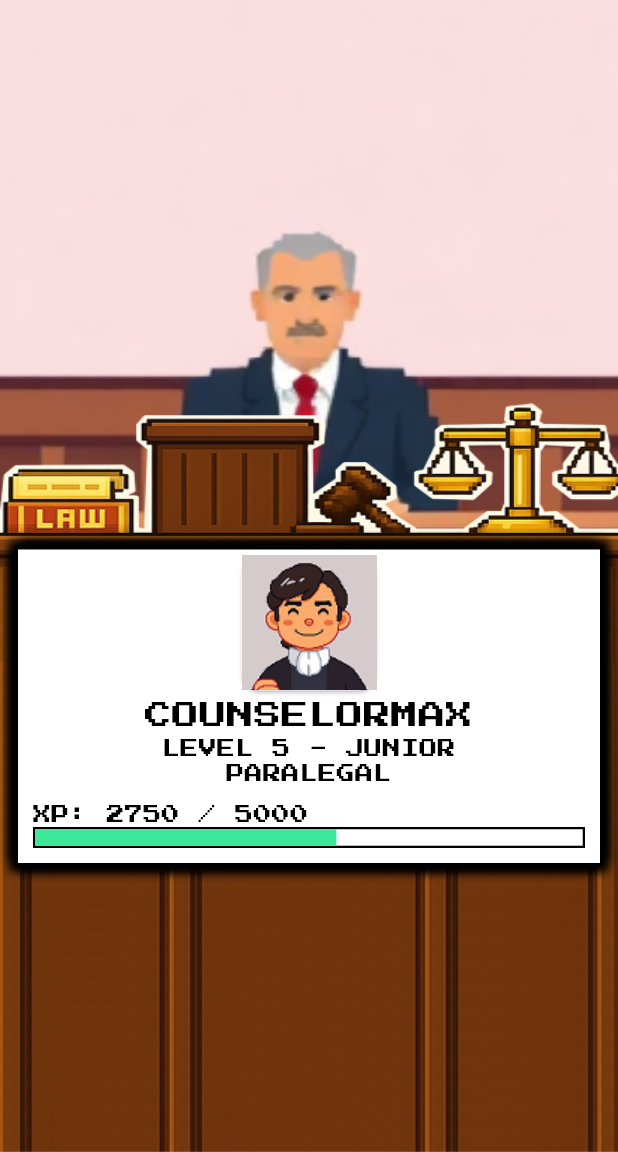
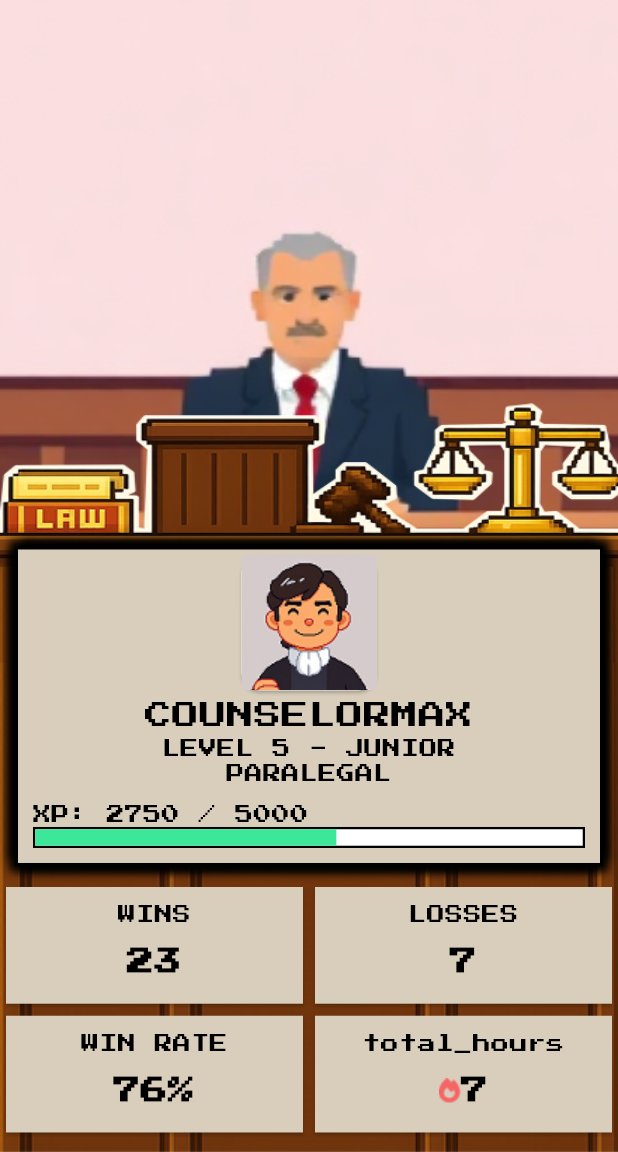
Before and after one commit to farooq002/seuyootoo, a Flutter app: the ProfileView screen opened directly, on a phone screen of 412 x 824 dp, the part 84-1236 px from its top. Run offline on Flutter 3.47's test engine with Material 3 defaults, Android fonts, the phone set to English and light mode, and no system bars; our stand-ins replace dotted_line, get.

Commit message:
new changes

```diff
--- /dev/null
+++ b/lib/model/category_model.dart
@@ -0,0 +1,13 @@
+class Categories {
+  final String name;
+  final String? price;
+  final bool? isIconAvailable;
+  final String? icon;
+
+  Categories({
+    required this.name,
+    required this.price,
+    this.isIconAvailable = false,
+    this.icon,
+  });
+}
--- a/lib/module/tabs/tab_stats/cse_map_view/shop_view/profile_view/profile_view.dart
+++ b/lib/module/tabs/tab_stats/cse_map_view/shop_view/profile_view/profile_view.dart
@@ -5,6 +5,7 @@ import 'package:souyoutoo/components/app_image.dart';
 import 'package:souyoutoo/components/app_text.dart';
 import 'package:souyoutoo/components/app_text_icon.dart';
 import 'package:souyoutoo/components/background_container.dart';
+import 'package:souyoutoo/module/tabs/tab_stats/cse_map_view/shop_view/profile_view/profile_view_controller.dart';
 import 'package:souyoutoo/routes/app_navigation.dart';
 import 'package:souyoutoo/utils/colors_name.dart';
 import 'package:souyoutoo/utils/image_constant.dart';
@@ -14,6 +15,7 @@ class ProfileView extends StatelessWidget {
 
   @override
   Widget build(BuildContext context) {
+    final controller = Get.put(ProfileViewController());
     return Scaffold(
       appBar: appBar(
         context,
@@ -50,7 +52,7 @@ class ProfileView extends StatelessWidget {
               child: Column(
                 children: [
                   AppAchievementContainer(
-                    color: appWhite,
+                    color: appShadowBrown,
                     borderColor: appBlack,
                     shadowColor: appBlack,
                     child: Column(
@@ -96,6 +98,49 @@ class ProfileView extends StatelessWidget {
                       ],
                     ),
                   ).marginAll(10),
+                  GridView.builder(
+                    physics: const NeverScrollableScrollPhysics(),
+                    shrinkWrap: true,
+                    gridDelegate:
+                        const SliverGridDelegateWithFixedCrossAxisCount(
+                          crossAxisCount: 2,
+                          childAspectRatio: 2.4,
+                        ),
+                    itemCount: controller.categories.length,
+                    itemBuilder: (context, index) {
+                      return Card(
+                        shape: const RoundedRectangleBorder(
+                          borderRadius: BorderRadius.zero,
+                        ),
+                        color: appShadowBrown,
+                        child: Column(
+                          children: [
+                            AppTextRegular(
+                              text: controller.categories[index].name,
+                              fontSize: 12,
+                            ).paddingOnly(bottom: 10),
+                            Row(
+                              mainAxisAlignment: MainAxisAlignment.center,
+                              children: [
+                                controller.categories[index].isIconAvailable ==
+                                        true
+                                    ? appImageAsset(
+                                        controller.categories[index].icon ?? '',
+                                      )
+                                    : SizedBox.shrink(),
+                                AppTextBold(
+                                  text:
+                                      controller.categories[index].price ?? '0',
+
+                                  fontSize: 18,
+                                ),
+                              ],
+                            ),
+                          ],
+                        ).paddingAll(10),
+                      );
+                    },
+                  ),
                 ],
               ),
             ),
--- /dev/null
+++ b/lib/module/tabs/tab_stats/cse_map_view/shop_view/profile_view/profile_view_controller.dart
@@ -0,0 +1,17 @@
+import 'package:get/get.dart';
+import 'package:souyoutoo/model/category_model.dart';
+import 'package:souyoutoo/utils/image_constant.dart';
+
+class ProfileViewController extends GetxController {
+  List<Categories> get categories => [
+    Categories(name: 'WINS'.tr, price: "23"),
+    Categories(name: 'LOSSES'.tr, price: "7"),
+    Categories(name: 'WIN RATE'.tr, price: "76%"),
+    Categories(
+      name: 'total_hours'.tr,
+      price: "7",
+      isIconAvailable: true,
+      icon: icStreak,
+    ),
+  ];
+}
```
